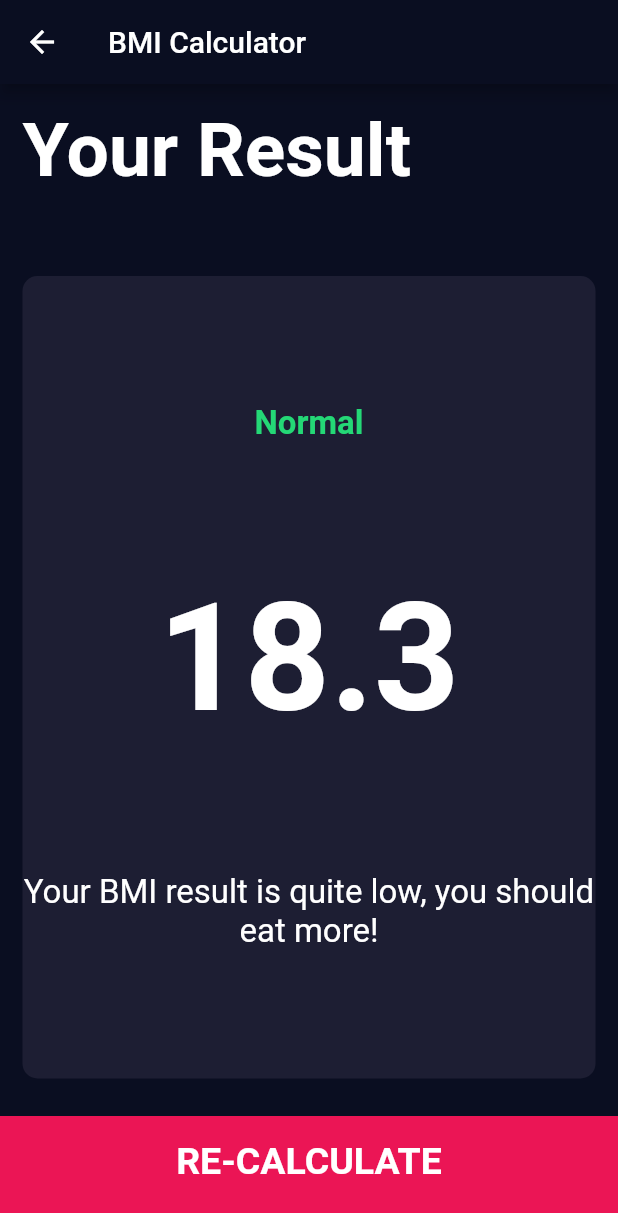
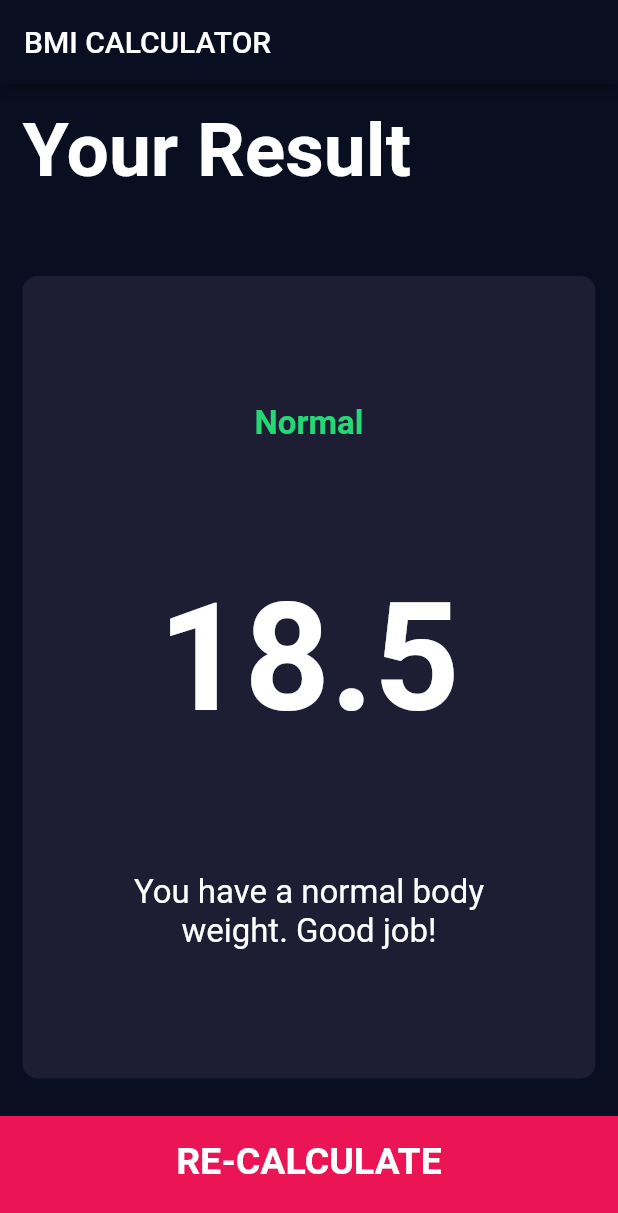
Before and after one commit to alemohamad/flutter-appbrewery, a Flutter app: the screen it shows after launch, after a tap on "CALCULATE", on a phone screen of 412 x 824 dp. Shown: the top 1213 px of the screen. Run offline on Flutter 3.47's test engine with Material 2 defaults, Android fonts, the phone set to English and light mode, and no system bars; our stand-ins replace audioplayers, font_awesome_flutter, rflutter_alert.

Commit message:
Added model with logic, passed from input screen to result screen, and made some UI adjustments

```diff
--- /dev/null
+++ b/bmi-calculator/lib/calculator_brain.dart
@@ -0,0 +1,35 @@
+import 'dart:math';
+
+class CalculatorBrain {
+  CalculatorBrain({this.height, this.weight});
+
+  final int height;
+  final int weight;
+
+  double _bmi;
+
+  String calculateBMI() {
+    _bmi = weight / pow(height / 100, 2);
+    return _bmi.toStringAsFixed(1);
+  }
+
+  String getResults() {
+    if (_bmi >= 25) {
+      return 'Overweight';
+    } else if (_bmi > 18.5) {
+      return 'Normal';
+    } else {
+      return 'Underweight';
+    }
+  }
+
+  String getInterpretation() {
+    if (_bmi >= 25) {
+      return 'You have a higher than normal body weight. Try to excercise more.';
+    } else if (_bmi > 18.5) {
+      return 'You have a normal body weight. Good job!';
+    } else {
+      return 'You have a lower than normal body weight. You can eat a bit more.';
+    }
+  }
+}
--- a/bmi-calculator/lib/screens/input_page.dart
+++ b/bmi-calculator/lib/screens/input_page.dart
@@ -7,6 +7,10 @@ import 'package:bmi_calculator/components/icon_content.dart';
 import 'package:bmi_calculator/components/reusable_card.dart';
 import 'package:bmi_calculator/components/round_icon_button.dart';
 import 'package:bmi_calculator/components/bottom_button.dart';
+
+import 'package:bmi_calculator/calculator_brain.dart';
+
+import 'package:bmi_calculator/screens/results_page.dart';
 
 enum Gender {
   male,
@@ -74,7 +78,9 @@ class _InputPageState extends State<InputPage> {
           Expanded(
             child: ReusableCard(
               bgColor: kActiveCardColor,
-              cardChild: Column(
+              cardChild: Padding(
+                padding: EdgeInsets.symmetric(horizontal: 8.0),
+                child: Column(
                   mainAxisAlignment: MainAxisAlignment.center,
                   children: <Widget>[
                     Text(
@@ -121,6 +127,7 @@ class _InputPageState extends State<InputPage> {
                       ),
                     ),
                   ],
+                ),
               ),
             ),
           ),
@@ -215,10 +222,22 @@ class _InputPageState extends State<InputPage> {
             ),
           ),
           BottomButton(
+            bottomTitle: 'CALCULATE',
             onTap: () {
-              Navigator.pushNamed(context, '/results');
+              CalculatorBrain calculatorBrain =
+                  CalculatorBrain(height: height, weight: weight);
+//              Navigator.pushNamed(context, '/results', arguments: <OBJECT>);
+              Navigator.push(
+                context,
+                MaterialPageRoute(
+                  builder: (context) => ResultsPage(
+                    bmiResult: calculatorBrain.calculateBMI(),
+                    resultText: calculatorBrain.getResults(),
+                    interpretation: calculatorBrain.getInterpretation(),
+                  ),
+                ),
+              );
             },
-            bottomTitle: 'CALCULATE',
           ),
         ],
       ),
--- a/bmi-calculator/lib/screens/results_page.dart
+++ b/bmi-calculator/lib/screens/results_page.dart
@@ -6,11 +6,22 @@ import 'package:bmi_calculator/components/reusable_card.dart';
 import 'package:bmi_calculator/components/bottom_button.dart';
 
 class ResultsPage extends StatelessWidget {
+  ResultsPage({
+    @required this.bmiResult,
+    @required this.resultText,
+    @required this.interpretation,
+  });
+
+  final String bmiResult;
+  final String resultText;
+  final String interpretation;
+
   @override
   Widget build(BuildContext context) {
     return Scaffold(
       appBar: AppBar(
-        title: Text('BMI Calculator'),
+        title: Text('BMI CALCULATOR'),
+        automaticallyImplyLeading: false,
       ),
       body: Column(
         mainAxisAlignment: MainAxisAlignment.spaceEvenly,
@@ -34,17 +45,20 @@ class ResultsPage extends StatelessWidget {
                 crossAxisAlignment: CrossAxisAlignment.center,
                 children: <Widget>[
                   Text(
-                    'Normal',
+                    resultText,
                     style: kResultTextStyle,
                   ),
                   Text(
-                    '18.3',
+                    bmiResult,
                     style: kBMITextStyle,
                   ),
-                  Text(
-                    'Your BMI result is quite low, you should eat more!',
-                    textAlign: TextAlign.center,
-                    style: kBodyTextStyle,
+                  Padding(
+                    padding: EdgeInsets.symmetric(horizontal: 50.0),
+                    child: Text(
+                      interpretation,
+                      textAlign: TextAlign.center,
+                      style: kBodyTextStyle,
+                    ),
                   ),
                 ],
               ),
```
Lines whose indentation alone changed are shown as unchanged.
